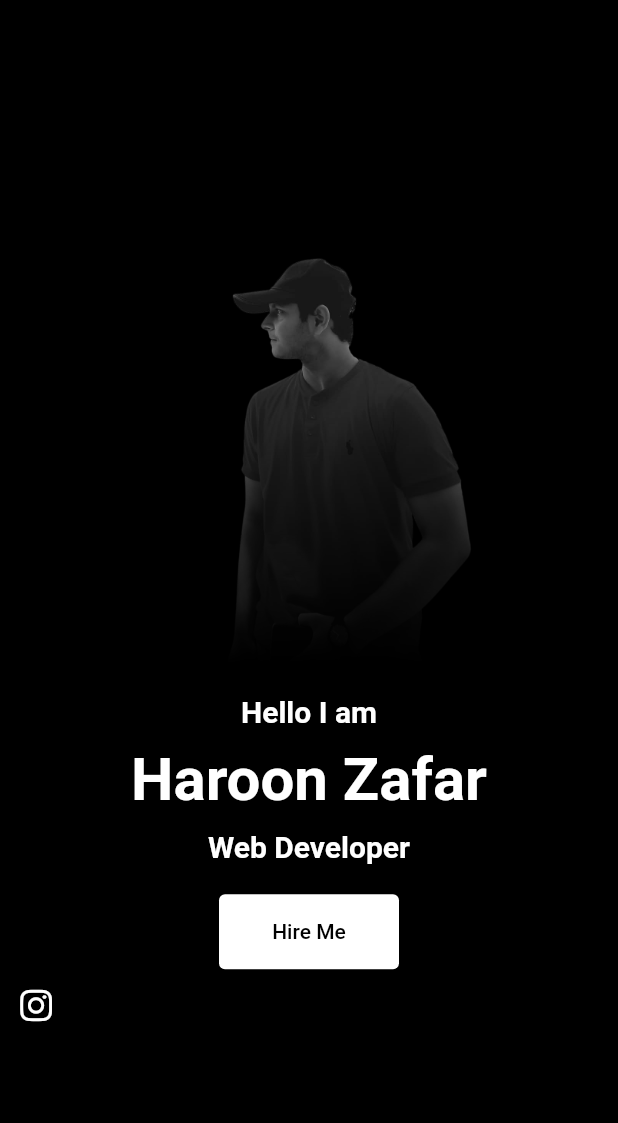
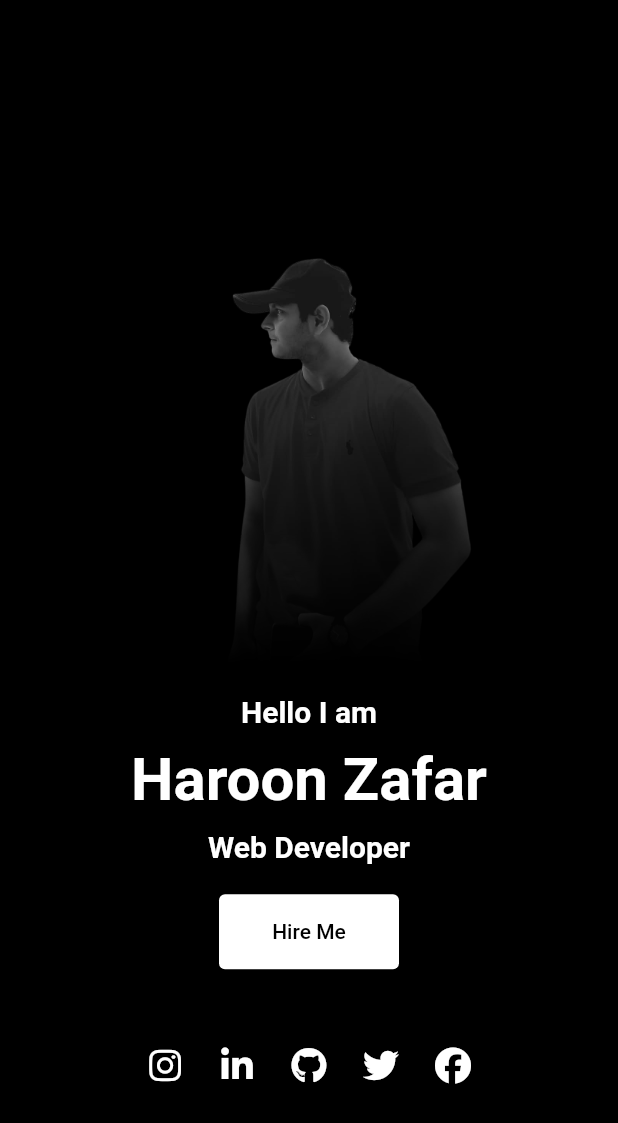
Before and after one commit to Haroon-Zafar/portfolioFlutter, a Flutter app: the screen it shows after launch, on a phone screen of 412 x 824 dp. Shown: the top 1123 px of the screen. Run offline on Flutter 3.47's test engine with Material 2 defaults, Android fonts, the phone set to English and light mode, and no system bars; our stand-ins replace font_awesome_flutter, sliding_sheet; missing offline and left inert: dart:html.

Commit message:
Icons added

```diff
--- a/lib/about.dart
+++ b/lib/about.dart
@@ -99,8 +99,12 @@ class _MyAboutState extends State<MyAbout> {
                       ),
                     ),
                   ),
+                  SizedBox(
+                    height: 40,
+                  ),
                   // For Icons
                   Row(
+                    mainAxisAlignment: MainAxisAlignment.center,
                     children: [
                       IconButton(
                         onPressed: () {},
@@ -109,6 +113,35 @@ class _MyAboutState extends State<MyAbout> {
                           color: Colors.white,
                         ),
                       ),
+                                            IconButton(
+                        onPressed: () {},
+                        icon: Icon(
+                          FontAwesomeIcons.linkedinIn,
+                          color: Colors.white,
+                        ),
+                      ),
+                      IconButton(
+                        onPressed: () {},
+                        icon: Icon(
+                          FontAwesomeIcons.github,
+                          color: Colors.white,
+                        ),
+                      ),
+                      IconButton(
+                        onPressed: () {},
+                        icon: Icon(
+                          FontAwesomeIcons.twitter,
+                          color: Colors.white,
+                        ),
+                      ),
+                      IconButton(
+                        onPressed: () {},
+                        icon: Icon(
+                          FontAwesomeIcons.facebook,
+                          color: Colors.white,
+                        ),
+                      ),
+
                     ],
                   ),
                 ],
```
